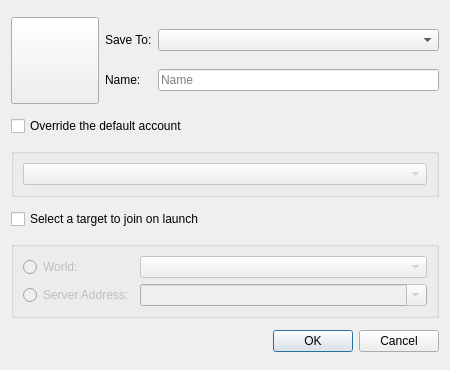
The window that launcher/ui/dialogs/CreateShortcutDialog.ui (FreesmTeam/FreesmLauncher) describes before a commit, drawn with Qt 5.
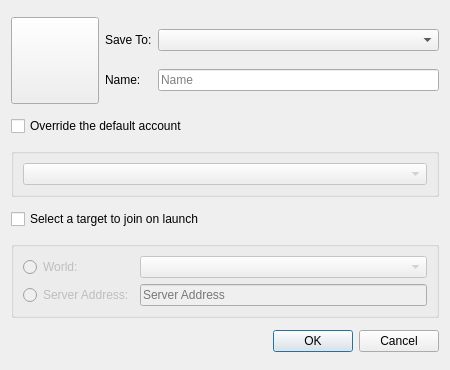
The same window after the commit. Icons and pictures are not drawn.

Commit message: Implement world and server selection

```diff
--- a/launcher/ui/dialogs/CreateShortcutDialog.ui
+++ b/launcher/ui/dialogs/CreateShortcutDialog.ui
@@ -161,15 +161,9 @@
        </widget>
       </item>
       <item row="1" column="1">
-       <widget class="QComboBox" name="serverAddressBox">
-        <property name="sizePolicy">
-         <sizepolicy hsizetype="Expanding" vsizetype="Fixed">
-          <horstretch>0</horstretch>
-          <verstretch>0</verstretch>
-         </sizepolicy>
-        </property>
-        <property name="editable">
-         <bool>true</bool>
+       <widget class="QLineEdit" name="serverAddressBox">
+        <property name="placeholderText">
+         <string>Server Address</string>
         </property>
        </widget>
       </item>
```
The commit also changes 2 other files.
